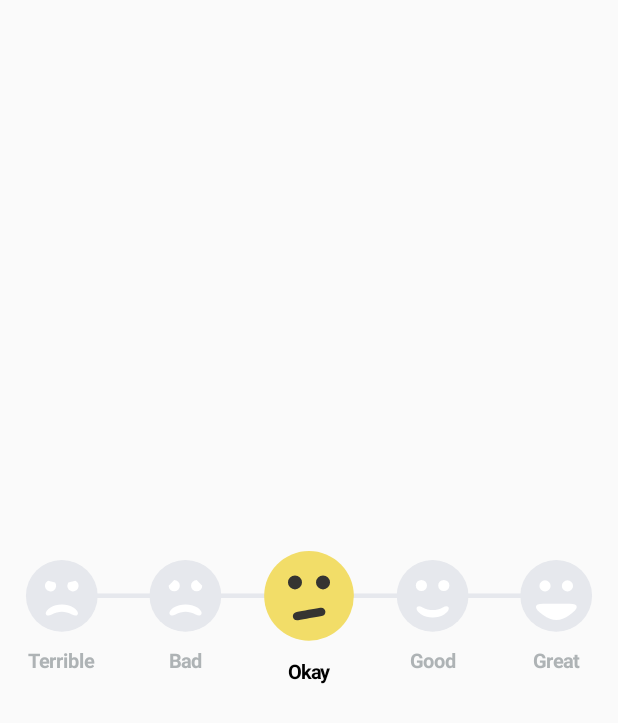
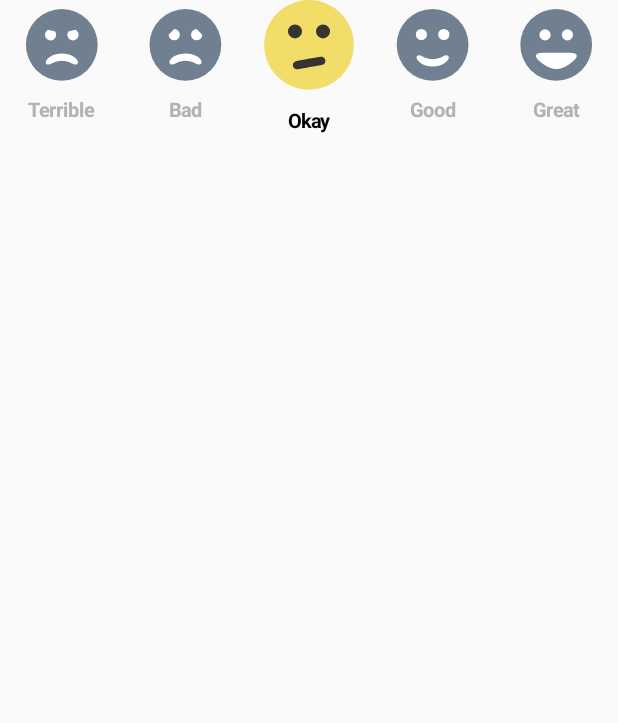
Before and after one commit to sujithkanna/SmileyRating, an Android app: the layout activity_main.xml on its own in the app's theme, with its tools: preview values and no code run, on a phone screen of 412 x 824 dp. Shown: the top 723 px of the screen. Run offline under Robolectric (Android 15) with nearby library versions, the phone set to English and light mode, and no system bars.

```diff
--- a/app/src/main/AndroidManifest.xml
+++ b/app/src/main/AndroidManifest.xml
@@ -10,13 +10,15 @@
         android:supportsRtl="true"
         android:theme="@style/AppTheme">
         <activity android:name=".MainActivity">
+
+        </activity>
+        <activity android:name=".TestActivity">
             <intent-filter>
                 <action android:name="android.intent.action.MAIN" />
 
                 <category android:name="android.intent.category.LAUNCHER" />
             </intent-filter>
         </activity>
-
     </application>
 
 </manifest>
--- a/app/src/main/res/layout/activity_main.xml
+++ b/app/src/main/res/layout/activity_main.xml
@@ -1,12 +1,25 @@
 <?xml version="1.0" encoding="utf-8"?>
-<RelativeLayout xmlns:android="http://schemas.android.com/apk/res/android"
+<LinearLayout xmlns:android="http://schemas.android.com/apk/res/android"
+    xmlns:app="http://schemas.android.com/apk/res-auto"
     android:layout_width="match_parent"
     android:layout_height="match_parent">
 
-    <com.hsalf.smilerating.SmileRating
-        android:id="@+id/ratingView"
-        android:layout_width="match_parent"
-        android:layout_height="wrap_content"
-        android:layout_centerVertical="true" />
+    <LinearLayout
+        android:layout_width="wrap_content"
+        android:layout_height="wrap_content">
 
-</RelativeLayout>
+        <com.hsalf.smilerating.SmileRating
+            android:id="@+id/ratingView"
+            android:layout_width="wrap_content"
+            android:layout_height="wrap_content"
+            app:angryColor="#f29a68"
+            app:drawingColor="#353431"
+            app:normalColor="#f2dd68"
+            app:placeHolderBackgroundColor="#708090"
+            app:placeHolderSmileColor="#ffffff"
+            app:showLine="false"
+            app:textNonSelectionColor="#AEB3B5"
+            app:textSelectionColor="#000000" />
+    </LinearLayout>
+
+</LinearLayout>
--- a/app/src/main/res/layout/activity_test.xml
+++ b/app/src/main/res/layout/activity_test.xml
@@ -3,4 +3,8 @@
     android:layout_width="match_parent"
     android:layout_height="match_parent">
 
+    <com.example.smilyrating.SampleView
+        android:layout_width="match_parent"
+        android:layout_height="match_parent" />
+
 </RelativeLayout>
```
Also changed, not shown: app/src/main/java/com/example/smilyrating/SampleView.java (added, +168 -0 lines), app/src/main/java/com/example/smilyrating/TestActivity.java (added, +15 -0 lines).
